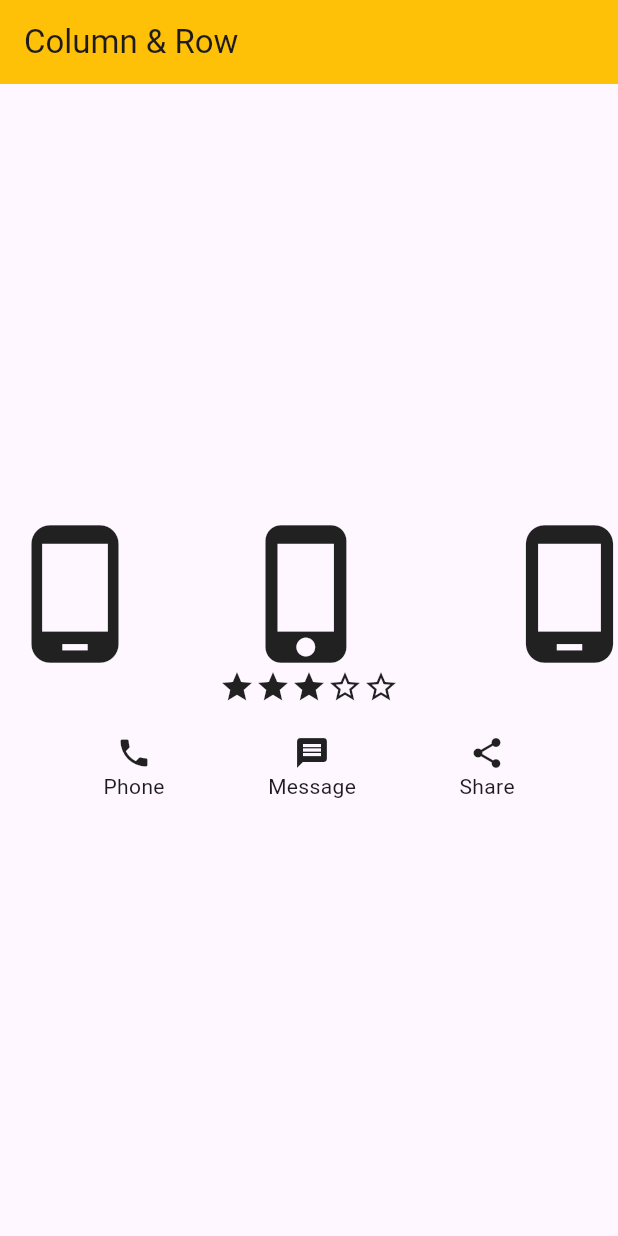
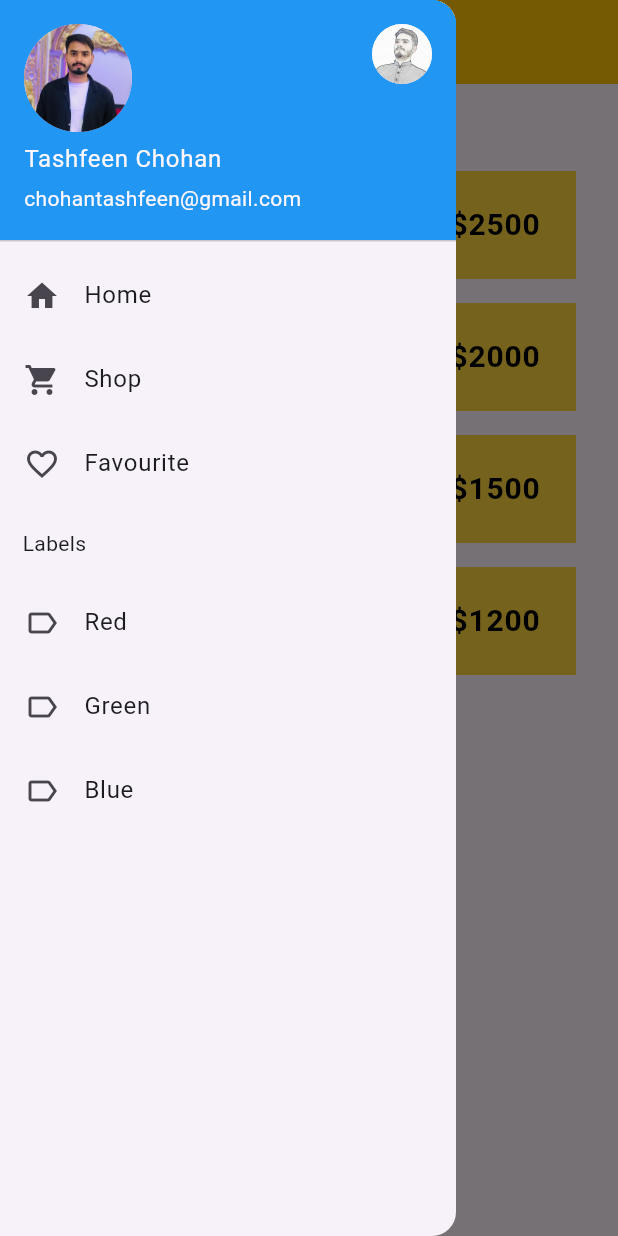
Before and after one commit to Tashfeen-Chohan/FLUTTER-T, a Flutter app: the screen it shows after launch, with the side drawer open (before the commit the screen has no drawer), on a phone screen of 412 x 824 dp. Run offline on Flutter 3.47's test engine with Material 3 defaults, Android fonts, the light colour scheme and no system bars.

Commit message:
Listview & Sidedrawer

```diff
--- /dev/null
+++ b/lib/common/drawer.dart
@@ -0,0 +1,62 @@
+import 'package:flutter/material.dart';
+
+class MyDrawer extends StatelessWidget {
+  const MyDrawer({super.key});
+
+  @override
+  Widget build(BuildContext context) {
+    return Drawer(
+      child: ListView(
+        children: [
+          const UserAccountsDrawerHeader(
+            decoration: BoxDecoration(color: Colors.blue),
+            accountName: Text("Tashfeen Chohan"),
+            accountEmail: Text("chohantashfeen@gmail.com"),
+            currentAccountPicture: CircleAvatar(
+              foregroundImage: AssetImage("images/profile.jpg"),
+            ),
+            otherAccountsPictures: [
+              CircleAvatar(
+                foregroundImage: AssetImage("images/profile1.jpg"),
+              ),
+            ],
+          ),
+          ListTile(
+            leading: const Icon(Icons.home),
+            title: const Text("Home"),
+            onTap: () {},
+          ),
+          ListTile(
+            leading: const Icon(Icons.shopping_cart),
+            title: const Text("Shop"),
+            onTap: () {},
+          ),
+          ListTile(
+            leading: const Icon(Icons.favorite_outline),
+            title: const Text("Favourite"),
+            onTap: () {},
+          ),
+          const Padding(
+            padding: EdgeInsets.all(15.0),
+            child: Text("Labels"),
+          ),
+          ListTile(
+            leading: const Icon(Icons.label_outline),
+            title: const Text("Red"),
+            onTap: () {},
+          ),
+          ListTile(
+            leading: const Icon(Icons.label_outline),
+            title: const Text("Green"),
+            onTap: () {},
+          ),
+          ListTile(
+            leading: const Icon(Icons.label_outline),
+            title: const Text("Blue"),
+            onTap: () {},
+          ),
+        ],
+      ),
+    );
+  }
+}
--- a/lib/main.dart
+++ b/lib/main.dart
@@ -1,6 +1,7 @@
 import 'package:coding_with_t/screens/container.dart';
 import 'package:coding_with_t/screens/dashboard.dart';
 import 'package:coding_with_t/screens/layout.dart';
+import 'package:coding_with_t/screens/listview.dart';
 import 'package:flutter/material.dart';
 
 void main() {
@@ -12,12 +13,13 @@ class MainApp extends StatelessWidget {
 
   @override
   Widget build(BuildContext context) {
-    return const MaterialApp(
+    return MaterialApp(
       title: "Coding With Tea",
       debugShowCheckedModeBanner: false,
       // home: Dashboard(),
-      home: LayoutScreen(),
       // home: ContainerScreen(),
+      // home: LayoutScreen(),
+      home: ListViewScreen(),
     );
   }
 }
--- a/lib/screens/layout.dart
+++ b/lib/screens/layout.dart
@@ -14,7 +14,7 @@ class LayoutScreen extends StatelessWidget {
         mainAxisAlignment: MainAxisAlignment.center,
         children: [
           Row(
-            // mainAxisAlignment: MainAxisAlignment.center,
+            mainAxisAlignment: MainAxisAlignment.center,
             children: [
               Expanded(
                 child: Icon(
@@ -36,6 +36,9 @@ class LayoutScreen extends StatelessWidget {
                 ),
               ),
             ],
+          ),
+          SizedBox(
+            height: 20,
           ),
           Row(
             mainAxisAlignment: MainAxisAlignment.center,
--- /dev/null
+++ b/lib/screens/listview.dart
@@ -0,0 +1,50 @@
+import 'package:coding_with_t/common/drawer.dart';
+import 'package:flutter/material.dart';
+
+class ListViewScreen extends StatelessWidget {
+  ListViewScreen({super.key});
+
+  List<String> products = ["Bed", "Sofa", "Chair", "Table"];
+  List<String> productDetails = [
+    "King size bed",
+    "Comfortable sofa",
+    "Gaming chair",
+    "A dining table"
+  ];
+  List<int> price = [2500, 2000, 1500, 1200];
+
+  @override
+  Widget build(BuildContext context) {
+    return Scaffold(
+      appBar: AppBar(
+        title: const Text("LISTVIEW"),
+        backgroundColor: Colors.amber,
+        centerTitle: true,
+      ),
+      drawer: const MyDrawer(),
+      body: Padding(
+        padding: const EdgeInsets.symmetric(vertical: 50, horizontal: 20),
+        child: ListView.builder(
+            itemCount: products.length,
+            itemBuilder: (context, index) {
+              return Padding(
+                padding: const EdgeInsets.all(8.0),
+                child: ListTile(
+                  leading: CircleAvatar(child: Text(products[index][0])),
+                  title: Text(products[index]),
+                  subtitle: Text(productDetails[index]),
+                  trailing: Text(
+                    "\$${price[index]}",
+                    style: const TextStyle(
+                        color: Colors.black,
+                        fontSize: 20,
+                        fontWeight: FontWeight.bold),
+                  ),
+                  tileColor: Colors.amberAccent,
+                ),
+              );
+            }),
+      ),
+    );
+  }
+}
--- a/pubspec.yaml
+++ b/pubspec.yaml
@@ -18,4 +18,4 @@ dev_dependencies:
 flutter:
   uses-material-design: true
   assets:
-    - images/react.jpg
+    - images/
```
Also changed, not shown: images/profile.jpg (added), images/profile1.jpg (added).
